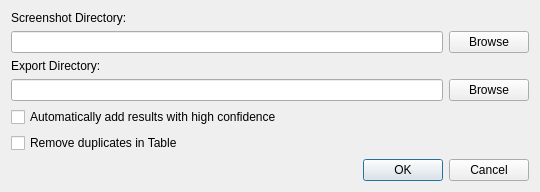
seeebek/EliteOCR, file settingsUI.ui: the form before one commit.
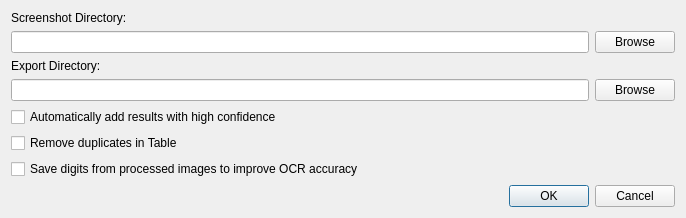
The form after the commit. Icons and pictures are not drawn.

Commit message: update settings and UI to allow choosing to save out images

```diff
--- a/settingsUI.ui
+++ b/settingsUI.ui
@@ -9,8 +9,8 @@
    <rect>
     <x>0</x>
     <y>0</y>
-    <width>540</width>
-    <height>189</height>
+    <width>686</width>
+    <height>212</height>
    </rect>
   </property>
   <property name="windowTitle">
@@ -85,6 +85,16 @@
        </property>
       </widget>
      </item>
+     <item>
+      <widget class="QCheckBox" name="create_nn_images">
+       <property name="text">
+        <string>Save digits from processed images to improve OCR accuracy</string>
+       </property>
+       <property name="checked">
+        <bool>false</bool>
+       </property>
+      </widget>
+     </item>
     </layout>
    </item>
    <item>
```
The commit also changes 2 other files.
